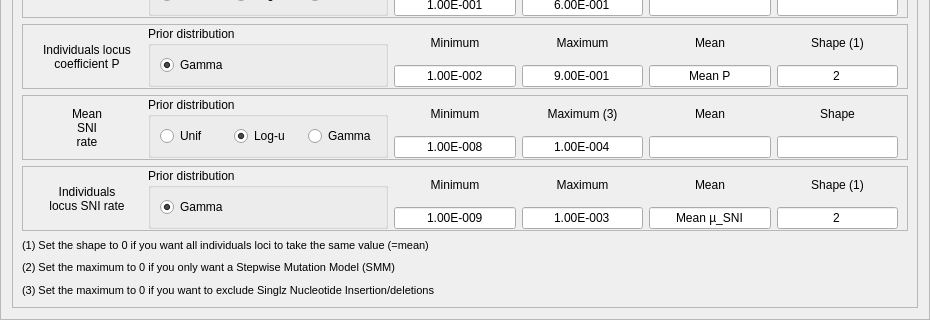
Old version of the form python_interface/uis/setMutationmodel.ui in the repository cbgp/diyabc; both pictures show x 0 to 930 and y 353 to 673 of the 930 by 673 pixel window.
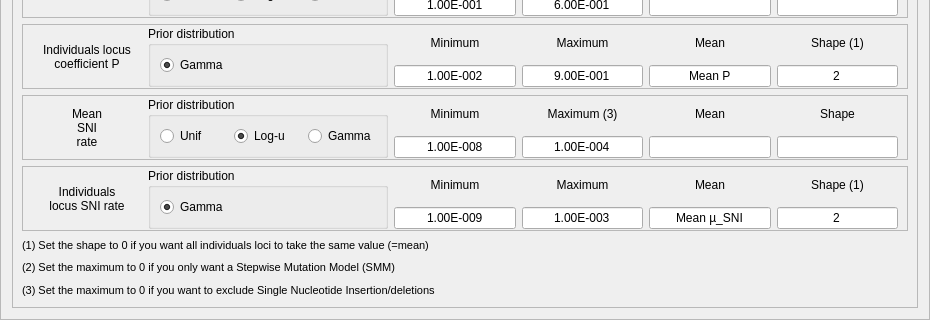
New version of the form.

```diff
--- a/python_interface/uis/setMutationmodel.ui
+++ b/python_interface/uis/setMutationmodel.ui
@@ -1530,7 +1530,7 @@
          </font>
         </property>
         <property name="text">
-         <string>(3) Set the maximum to 0 if you want to exclude Singlz Nucleotide Insertion/deletions</string>
+         <string>(3) Set the maximum to 0 if you want to exclude Single Nucleotide Insertion/deletions</string>
         </property>
        </widget>
       </item>
```
